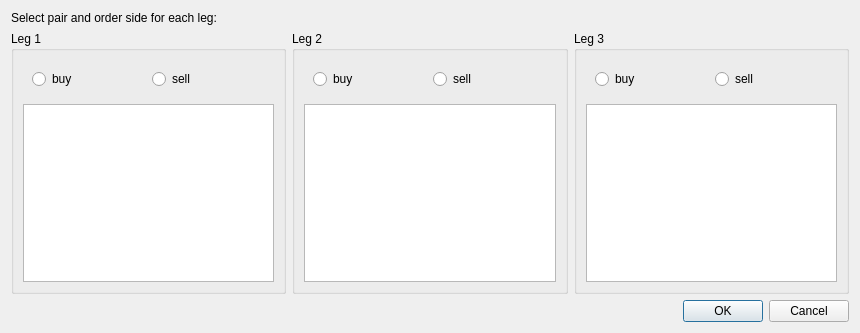
Qt form sources/Strategies/TriangularArbitrage/LegSetSelectionDialog.ui (alimogh/trdk) before a commit.
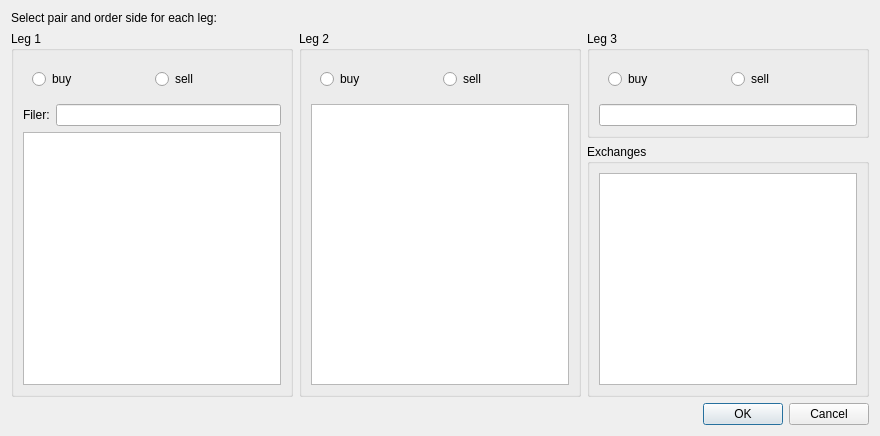
The same form after that commit.

Commit message: Fixed and improved Trading Arbitrage symbols setup UI - now it takes symbol list from engine hint and has exchange list.

Patch:
```diff
--- a/sources/Strategies/TriangularArbitrage/LegSetSelectionDialog.ui
+++ b/sources/Strategies/TriangularArbitrage/LegSetSelectionDialog.ui
@@ -6,8 +6,8 @@
    <rect>
     <x>0</x>
     <y>0</y>
-    <width>860</width>
-    <height>333</height>
+    <width>880</width>
+    <height>436</height>
    </rect>
   </property>
   <property name="windowTitle">
@@ -22,7 +22,7 @@
     </widget>
    </item>
    <item>
-    <layout class="QHBoxLayout" name="horizontalLayout_4">
+    <layout class="QHBoxLayout" name="horizontalLayout_6">
      <item>
       <widget class="QGroupBox" name="leg1">
        <property name="title">
@@ -49,6 +49,20 @@
           </layout>
          </widget>
         </item>
+        <item>
+         <layout class="QHBoxLayout" name="horizontalLayout_4">
+          <item>
+           <widget class="QLabel" name="leg1SymbolFilterLabel">
+            <property name="text">
+             <string>Filer:</string>
+            </property>
+           </widget>
+          </item>
+          <item>
+           <widget class="QLineEdit" name="leg1SymbolFilter"/>
+          </item>
+         </layout>
+        </item>
         <item>
          <widget class="QListWidget" name="leg1Symbol"/>
         </item>
@@ -88,6 +102,8 @@
       </widget>
      </item>
      <item>
+      <layout class="QVBoxLayout" name="verticalLayout_5">
+       <item>
       <widget class="QGroupBox" name="leg3">
        <property name="title">
         <string>Leg 3</string>
@@ -114,10 +130,32 @@
          </widget>
         </item>
         <item>
-         <widget class="QListWidget" name="leg3Symbol"/>
+           <widget class="QLineEdit" name="leg3Symbol">
+            <property name="readOnly">
+             <bool>true</bool>
+            </property>
+           </widget>
         </item>
        </layout>
       </widget>
+       </item>
+       <item>
+        <widget class="QGroupBox" name="exchanges">
+         <property name="title">
+          <string>Exchanges</string>
+         </property>
+         <layout class="QVBoxLayout" name="verticalLayout_4">
+          <item>
+           <widget class="QListWidget" name="exchangeList">
+            <property name="selectionMode">
+             <enum>QAbstractItemView::NoSelection</enum>
+            </property>
+           </widget>
+          </item>
+         </layout>
+        </widget>
+       </item>
+      </layout>
      </item>
     </layout>
    </item>
```
Left out of the diff: 17 changed lines with no effect on the pictures. Lines whose indentation alone changed are shown as unchanged. The commit also changes 7 other files.
